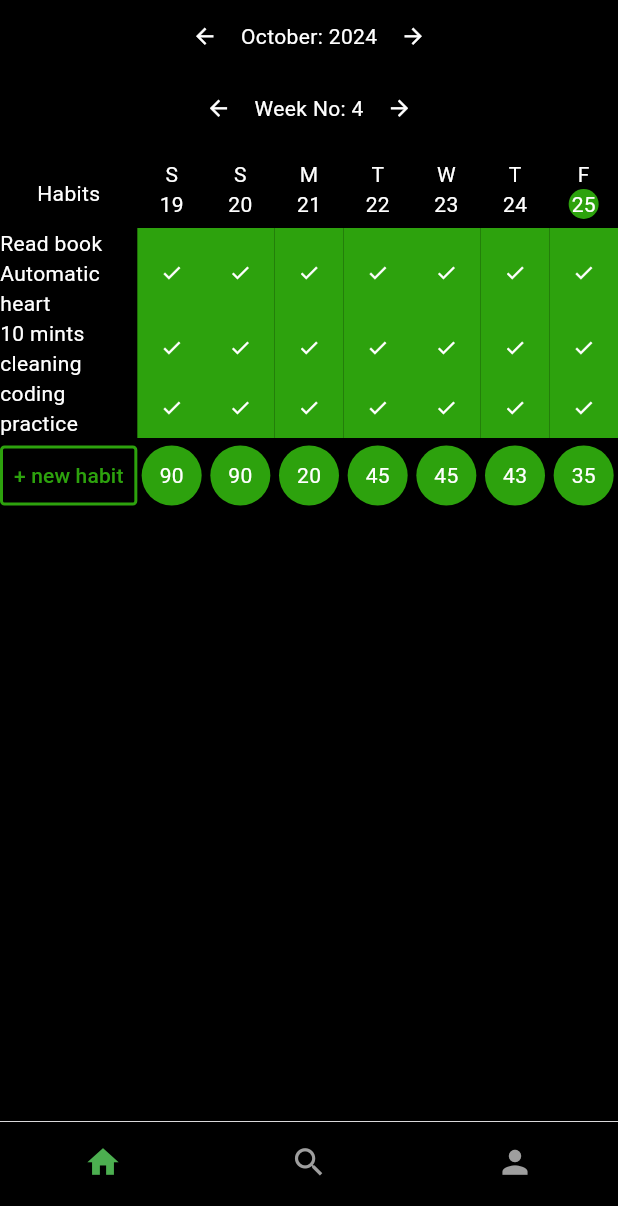
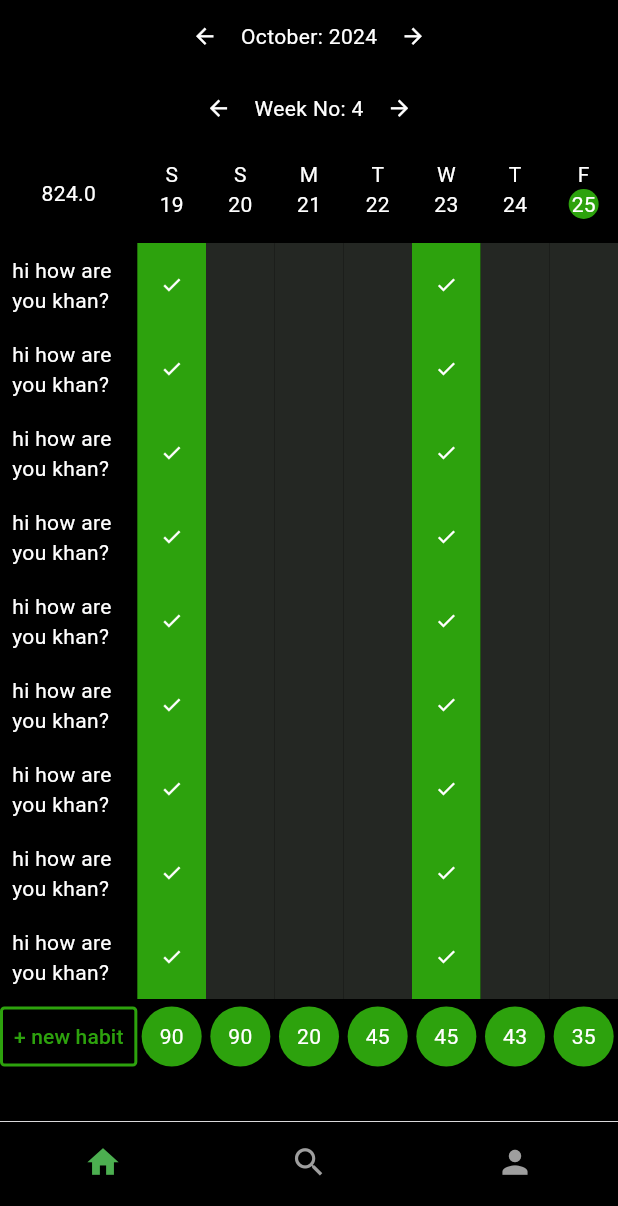
Before and after one commit to AbobakarSadeeq/paen_habit_tracker, a Flutter app: the screen it shows after launch, on a phone screen of 412 x 824 dp, the part 30-1236 px from its top. Run offline on Flutter 3.47's test engine with Material 3 defaults, Android fonts, the phone set to English and light mode, and no system bars; our stand-ins replace go_router, sqflite, table_calendar; accounts and stored records are empty.

Commit message:
updated ui and added logic handling of the table almost done

```diff
--- a/lib/home/screens/home_screen.dart
+++ b/lib/home/screens/home_screen.dart
@@ -208,7 +208,7 @@ class _HomeScreen extends State<HomeScreen> {
                   child: last7Days.length > 0
                       ? HabitTable(last7Days: last7Days)
                       : Container(), // last7DaysList:last7Days
-                ),
+                )
               ],
             ),
           ),
--- a/lib/home/widgets/habit_table.dart
+++ b/lib/home/widgets/habit_table.dart
@@ -9,6 +9,177 @@ class HabitTable extends StatefulWidget {
 }
 
 class _HabitTableState extends State<HabitTable> {
+  dynamic habitList = [
+    {
+      'habitName': 'hi how are you khan?',
+      'days': [
+        {'isHabitDoneForToday': true},
+        {'isHabitDoneForToday': false},
+        {'isHabitDoneForToday': false},
+        {'isHabitDoneForToday': false},
+        {'isHabitDoneForToday': true},
+        {'isHabitDoneForToday': false},
+        {'isHabitDoneForToday': false},
+      ]
+    },
+    {
+      'habitName': 'hi how are you khan?',
+      'days': [
+        {'isHabitDoneForToday': true},
+        {'isHabitDoneForToday': false},
+        {'isHabitDoneForToday': false},
+        {'isHabitDoneForToday': false},
+        {'isHabitDoneForToday': true},
+        {'isHabitDoneForToday': false},
+        {'isHabitDoneForToday': false},
+      ]
+    },
+    {
+      'habitName': 'hi how are you khan?',
+      'days': [
+        {'isHabitDoneForToday': true},
+        {'isHabitDoneForToday': false},
+        {'isHabitDoneForToday': false},
+        {'isHabitDoneForToday': false},
+        {'isHabitDoneForToday': true},
+        {'isHabitDoneForToday': false},
+        {'isHabitDoneForToday': false},
+      ]
+    },
+    {
+      'habitName': 'hi how are you khan?',
+      'days': [
+        {'isHabitDoneForToday': true},
+        {'isHabitDoneForToday': false},
+        {'isHabitDoneForToday': false},
+        {'isHabitDoneForToday': false},
+        {'isHabitDoneForToday': true},
+        {'isHabitDoneForToday': false},
+        {'isHabitDoneForToday': false},
+      ]
+    },
+    {
+      'habitName': 'hi how are you khan?',
+      'days': [
+        {'isHabitDoneForToday': true},
+        {'isHabitDoneForToday': false},
+        {'isHabitDoneForToday': false},
+        {'isHabitDoneForToday': false},
+        {'isHabitDoneForToday': true},
+        {'isHabitDoneForToday': false},
+        {'isHabitDoneForToday': false},
+      ]
+    },
+    {
+      'habitName': 'hi how are you khan?',
+      'days': [
+        {'isHabitDoneForToday': true},
+        {'isHabitDoneForToday': false},
+        {'isHabitDoneForToday': false},
+        {'isHabitDoneForToday': false},
+        {'isHabitDoneForToday': true},
+        {'isHabitDoneForToday': false},
+        {'isHabitDoneForToday': false},
+      ]
+    },
+    {
+      'habitName': 'hi how are you khan?',
+      'days': [
+        {'isHabitDoneForToday': true},
+        {'isHabitDoneForToday': false},
+        {'isHabitDoneForToday': false},
+        {'isHabitDoneForToday': false},
+        {'isHabitDoneForToday': true},
+        {'isHabitDoneForToday': false},
+        {'isHabitDoneForToday': false},
+      ]
+    },
+    {
+      'habitName': 'hi how are you khan?',
+      'days': [
+        {'isHabitDoneForToday': true},
+        {'isHabitDoneForToday': false},
+        {'isHabitDoneForToday': false},
+        {'isHabitDoneForToday': false},
+        {'isHabitDoneForToday': true},
+        {'isHabitDoneForToday': false},
+        {'isHabitDoneForToday': false},
+      ]
+    },
+    {
+      'habitName': 'hi how are you khan?',
+      'days': [
+        {'isHabitDoneForToday': true},
+        {'isHabitDoneForToday': false},
+        {'isHabitDoneForToday': false},
+        {'isHabitDoneForToday': false},
+        {'isHabitDoneForToday': true},
+        {'isHabitDoneForToday': false},
+        {'isHabitDoneForToday': false},
+      ]
+    },
+    {
+      'habitName': 'hi how are you khan?',
+      'days': [
+        {'isHabitDoneForToday': true},
+        {'isHabitDoneForToday': false},
+        {'isHabitDoneForToday': false},
+        {'isHabitDoneForToday': false},
+        {'isHabitDoneForToday': true},
+        {'isHabitDoneForToday': false},
+        {'isHabitDoneForToday': false},
+      ]
+    },
+    {
+      'habitName': 'hi how are you khan?',
+      'days': [
+        {'isHabitDoneForToday': true},
+        {'isHabitDoneForToday': false},
+        {'isHabitDoneForToday': false},
+        {'isHabitDoneForToday': false},
+        {'isHabitDoneForToday': true},
+        {'isHabitDoneForToday': false},
+        {'isHabitDoneForToday': false},
+      ]
+    },
+    {
+      'habitName': 'hi how are you khan?',
+      'days': [
+        {'isHabitDoneForToday': true},
+        {'isHabitDoneForToday': false},
+        {'isHabitDoneForToday': false},
+        {'isHabitDoneForToday': false},
+        {'isHabitDoneForToday': true},
+        {'isHabitDoneForToday': false},
+        {'isHabitDoneForToday': false},
+      ]
+    },
+    {
+      'habitName': 'hi how are you khan?',
+      'days': [
+        {'isHabitDoneForToday': true},
+        {'isHabitDoneForToday': false},
+        {'isHabitDoneForToday': false},
+        {'isHabitDoneForToday': false},
+        {'isHabitDoneForToday': true},
+        {'isHabitDoneForToday': false},
+        {'isHabitDoneForToday': false},
+      ]
+    },
+    {
+      'habitName': 'hi how are you abxcsdf?',
+      'days': [
+        {'isHabitDoneForToday': true},
+        {'isHabitDoneForToday': false},
+        {'isHabitDoneForToday': false},
+        {'isHabitDoneForToday': false},
+        {'isHabitDoneForToday': true},
+        {'isHabitDoneForToday': false},
+        {'isHabitDoneForToday': false},
+      ]
+    },
+  ];
+
   @override
   void initState() {
     super.initState();
@@ -21,7 +192,9 @@ class _HabitTableState extends State<HabitTable> {
 
   @override
   Widget build(BuildContext context) {
-    return Column(
+    return SafeArea(
+      child: SingleChildScrollView(
+        child: Column(
           children: [
             Container(
               child: Table(
@@ -42,7 +215,7 @@ class _HabitTableState extends State<HabitTable> {
                       padding: EdgeInsets.only(top: 13, bottom: 13),
                       child: Center(
                           child: Text(
-                    'Habits',
+                        MediaQuery.of(context).size.height.toString(),
                         style: TextStyle(color: Colors.white),
                       )),
                     ),
@@ -194,212 +367,81 @@ class _HabitTableState extends State<HabitTable> {
                       ],
                     ),
                   ]),
+                ],
+              ),
+              padding: EdgeInsets.only(top: 10),
+            ),
+            Container(
+              height: MediaQuery.of(context).size.height - 310,
+              child: ListView.builder(
+                itemCount: habitList.length,
+                shrinkWrap: true,
+                physics: AlwaysScrollableScrollPhysics(),
+                itemBuilder: (context, habitIndex) {
+                  // Your item widget here
+                  return Table(
+                    border:
+                        TableBorder.symmetric(), // Adds borders to the table
+                    columnWidths: {
+                      0: FlexColumnWidth(2), // Column 1 width
+                      1: FlexColumnWidth(1), // Column 2 width
+                      2: FlexColumnWidth(1), // Column 3 width
+                      3: FlexColumnWidth(1), // Column 4 width
+                      4: FlexColumnWidth(1), // Column 5 width
+                      5: FlexColumnWidth(1), // Column 6 width
+                      6: FlexColumnWidth(1), // Column 7 width
+                      7: FlexColumnWidth(1), // Column 8 width
+                    },
+                    children: [
                       TableRow(children: [
-                Center(
-                    child: Text('Read book Automatic heart',
-                        style: TextStyle(color: Colors.white))),
-                TableCell(
+                        Container(
+                          padding: EdgeInsets.all(8.0),
+                          child: Text(
+                            habitList[habitIndex]['habitName'],
+                            style: TextStyle(color: Colors.white),
+                          ),
+                        ),
+                        // Create a TableCell for each generated container
+                        ...List.generate(habitList[habitIndex]['days'].length,
+                            (index) {
+                          return TableCell(
                             verticalAlignment: TableCellVerticalAlignment.fill,
-                    child: Container(
-                        color: Color.fromRGBO(
-                            45, 162, 13, 1), // Colors.transparent
-                        child: Icon(
+                            child: TextButton(
+                              onPressed: () {
+                                // Define the action when the button is pressed
+                                print(
+                                    'Button pressed for habit: ${habitList[habitIndex]['habitName']} on day: ${index + 1}');
+                              },
+                              style: TextButton.styleFrom(
+                                backgroundColor: habitList[habitIndex]['days']
+                                            [index]['isHabitDoneForToday'] ==
+                                        true
+                                    ? Color.fromRGBO(45, 162, 13, 1)
+                                    : Color.fromRGBO(36, 39, 35, 1.0),
+                                shape: RoundedRectangleBorder(
+                                  borderRadius:
+                                      BorderRadius.zero, // Ensure no rounding
+                                ),
+                                padding: EdgeInsets
+                                    .zero, // Remove padding for a simpler look
+                              ),
+                              child: habitList[habitIndex]['days'][index]
+                                          ['isHabitDoneForToday'] ==
+                                      true
+                                  ? Icon(
                                       Icons.check,
                                       color: Colors.white,
-                          size: 15, // You can change the size as needed
-                        ))),
-                TableCell(
-                    verticalAlignment: TableCellVerticalAlignment.fill,
-                    child: Container(
-                        color: Color.fromRGBO(45, 162, 13, 1),
-                        child: Icon(
-                          Icons.check,
-                          color: Colors.white,
-                          size: 15, // You can change the size as needed
-                        ))),
-                TableCell(
-                    verticalAlignment: TableCellVerticalAlignment.fill,
-                    child: Container(
-                        color: Color.fromRGBO(45, 162, 13, 1),
-                        child: Icon(
-                          Icons.check,
-                          color: Colors.white,
-                          size: 15, // You can change the size as needed
-                        ))),
-                TableCell(
-                    verticalAlignment: TableCellVerticalAlignment.fill,
-                    child: Container(
-                        color: Color.fromRGBO(45, 162, 13, 1),
-                        child: Icon(
-                          Icons.check,
-                          color: Colors.white,
-                          size: 15, // You can change the size as needed
-                        ))),
-                TableCell(
-                    verticalAlignment: TableCellVerticalAlignment.fill,
-                    child: Container(
-                        color: Color.fromRGBO(45, 162, 13, 1),
-                        child: Icon(
-                          Icons.check,
-                          color: Colors.white,
-                          size: 15, // You can change the size as needed
-                        ))),
-                TableCell(
-                    verticalAlignment: TableCellVerticalAlignment.fill,
-                    child: Container(
-                        color: Color.fromRGBO(45, 162, 13, 1),
-                        child: Icon(
-                          Icons.check,
-                          color: Colors.white,
-                          size: 15, // You can change the size as needed
-                        ))),
-                TableCell(
-                    verticalAlignment: TableCellVerticalAlignment.fill,
-                    child: Container(
-                        color: Color.fromRGBO(45, 162, 13, 1),
-                        child: Icon(
-                          Icons.check,
-                          color: Colors.white,
-                          size: 15, // You can change the size as needed
-                        ))),
-              ]),
-              TableRow(children: [
-                Center(
-                    child: Text('10 mints cleaning',
-                        style: TextStyle(color: Colors.white))),
-                TableCell(
-                    verticalAlignment: TableCellVerticalAlignment.fill,
-                    child: Container(
-                        color: Color.fromRGBO(45, 162, 13, 1),
-                        child: Icon(
-                          Icons.check,
-                          color: Colors.white,
-                          size: 15, // You can change the size as needed
-                        ))),
-                TableCell(
-                    verticalAlignment: TableCellVerticalAlignment.fill,
-                    child: Container(
-                        color: Color.fromRGBO(45, 162, 13, 1),
-                        child: Icon(
-                          Icons.check,
-                          color: Colors.white,
-                          size: 15, // You can change the size as needed
-                        ))),
-                TableCell(
-                    verticalAlignment: TableCellVerticalAlignment.fill,
-                    child: Container(
-                        color: Color.fromRGBO(45, 162, 13, 1),
-                        child: Icon(
-                          Icons.check,
-                          color: Colors.white,
-                          size: 15, // You can change the size as needed
-                        ))),
-                TableCell(
-                    verticalAlignment: TableCellVerticalAlignment.fill,
-                    child: Container(
-                        color: Color.fromRGBO(45, 162, 13, 1),
-                        child: Icon(
-                          Icons.check,
-                          color: Colors.white,
-                          size: 15, // You can change the size as needed
-                        ))),
-                TableCell(
-                    verticalAlignment: TableCellVerticalAlignment.fill,
-                    child: Container(
-                        color: Color.fromRGBO(45, 162, 13, 1),
-                        child: Icon(
-                          Icons.check,
-                          color: Colors.white,
-                          size: 15, // You can change the size as needed
-                        ))),
-                TableCell(
-                    verticalAlignment: TableCellVerticalAlignment.fill,
-                    child: Container(
-                        color: Color.fromRGBO(45, 162, 13, 1),
-                        child: Icon(
-                          Icons.check,
-                          color: Colors.white,
-                          size: 15, // You can change the size as needed
-                        ))),
-                TableCell(
-                    verticalAlignment: TableCellVerticalAlignment.fill,
-                    child: Container(
-                        color: Color.fromRGBO(45, 162, 13, 1),
-                        child: Icon(
-                          Icons.check,
-                          color: Colors.white,
-                          size: 15, // You can change the size as needed
-                        ))),
-              ]),
-              TableRow(children: [
-                Center(
-                    child: Text('coding practice',
-                        style: TextStyle(color: Colors.white))),
-                TableCell(
-                    verticalAlignment: TableCellVerticalAlignment.fill,
-                    child: Container(
-                        color: Color.fromRGBO(45, 162, 13, 1),
-                        child: Icon(
-                          Icons.check,
-                          color: Colors.white,
-                          size: 15, // You can change the size as needed
-                        ))),
-                TableCell(
-                    verticalAlignment: TableCellVerticalAlignment.fill,
-                    child: Container(
-                        color: Color.fromRGBO(45, 162, 13, 1),
-                        child: Icon(
-                          Icons.check,
-                          color: Colors.white,
-                          size: 15, // You can change the size as needed
-                        ))),
-                TableCell(
-                    verticalAlignment: TableCellVerticalAlignment.fill,
-                    child: Container(
-                        color: Color.fromRGBO(45, 162, 13, 1),
-                        child: Icon(
-                          Icons.check,
-                          color: Colors.white,
-                          size: 15, // You can change the size as needed
-                        ))),
-                TableCell(
-                    verticalAlignment: TableCellVerticalAlignment.fill,
-                    child: Container(
-                        color: Color.fromRGBO(45, 162, 13, 1),
-                        child: Icon(
-                          Icons.check,
-                          color: Colors.white,
-                          size: 15, // You can change the size as needed
-                        ))),
-                TableCell(
-                    verticalAlignment: TableCellVerticalAlignment.fill,
-                    child: Container(
-                        color: Color.fromRGBO(45, 162, 13, 1),
-                        child: Icon(
-                          Icons.check,
-                          color: Colors.white,
-                          size: 15, // You can change the size as needed
-                        ))),
-                TableCell(
-                    verticalAlignment: TableCellVerticalAlignment.fill,
-                    child: Container(
-                        color: Color.fromRGBO(45, 162, 13, 1),
-                        child: Icon(
-                          Icons.check,
-                          color: Colors.white,
-                          size: 15, // You can change the size as needed
-                        ))),
-                TableCell(
-                    verticalAlignment: TableCellVerticalAlignment.fill,
-                    child: Container(
-                        color: Color.fromRGBO(45, 162, 13, 1),
-                        child: Icon(
-                          Icons.check,
-                          color: Colors.white,
-                          size: 15, // You can change the size as needed
-                        ))),
+                                      size:
+                                          15, // You can change the size as needed
+                                    )
+                                  : Container(),
+                            ),
+                          );
+                        }),
                       ]),
                     ],
+                  );
+                },
               ),
               padding: EdgeInsets.only(top: 10),
             ),
@@ -424,14 +466,16 @@ class _HabitTableState extends State<HabitTable> {
                       height: 40,
                       child: ElevatedButton(
                         style: ElevatedButton.styleFrom(
-                        primary: Colors.transparent, // Transparent background
-                        shadowColor: Colors.transparent, // Remove button shadow
+                            primary:
+                                Colors.transparent, // Transparent background
+                            shadowColor:
+                                Colors.transparent, // Remove button shadow
                             shape: RoundedRectangleBorder(
                               borderRadius: BorderRadius.circular(
                                   3), // Optional: Adjust corner radius
                               side: BorderSide(
-                            color:
-                                Color.fromRGBO(45, 162, 13, 1), // Border color
+                                color: Color.fromRGBO(
+                                    45, 162, 13, 1), // Border color
                                 width: 2, // Border width
                               ),
                             ),
@@ -442,7 +486,8 @@ class _HabitTableState extends State<HabitTable> {
                         },
                         child: Text(
                           '+ new habit',
-                      style: TextStyle(color: Color.fromRGBO(45, 162, 13, 1)),
+                          style:
+                              TextStyle(color: Color.fromRGBO(45, 162, 13, 1)),
                         ), // Button label
                       ),
                     ),
@@ -569,6 +614,8 @@ class _HabitTableState extends State<HabitTable> {
               ),
             ),
           ],
+        ),
+      ),
     );
   }
 }
```
Also changed, not shown: 1 other file. Lines whose indentation alone changed are shown as unchanged.
